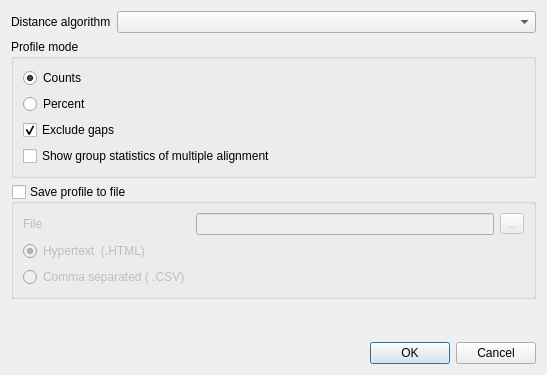
The window that src/plugins/dna_stat/src/DistanceMatrixMSAProfileDialog.ui (violethaze74/ugene) describes before a commit, drawn with Qt 5.
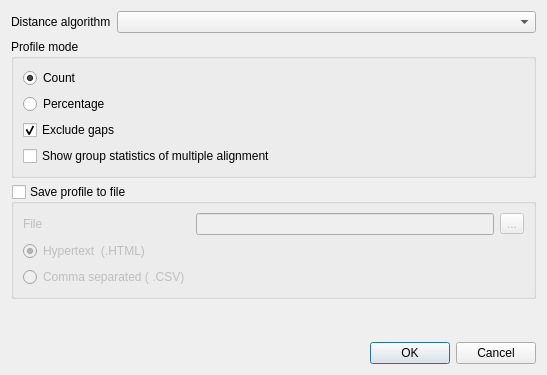
The same window after the commit.

Commit message: UGENE-5704. Generate distance matrix and Generate grid profile GUI improvements

What changed in the file:
```diff
--- a/src/plugins/dna_stat/src/DistanceMatrixMSAProfileDialog.ui
+++ b/src/plugins/dna_stat/src/DistanceMatrixMSAProfileDialog.ui
@@ -37,7 +37,7 @@
       <item row="0" column="0">
        <widget class="QRadioButton" name="countsRB">
         <property name="text">
-         <string>Counts</string>
+         <string>Count</string>
         </property>
         <property name="checked">
          <bool>true</bool>
@@ -47,7 +47,7 @@
       <item row="1" column="0">
        <widget class="QRadioButton" name="percentsRB">
         <property name="text">
-         <string>Percent</string>
+         <string>Percentage</string>
         </property>
        </widget>
       </item>
```
The commit also changes 1 other file.
